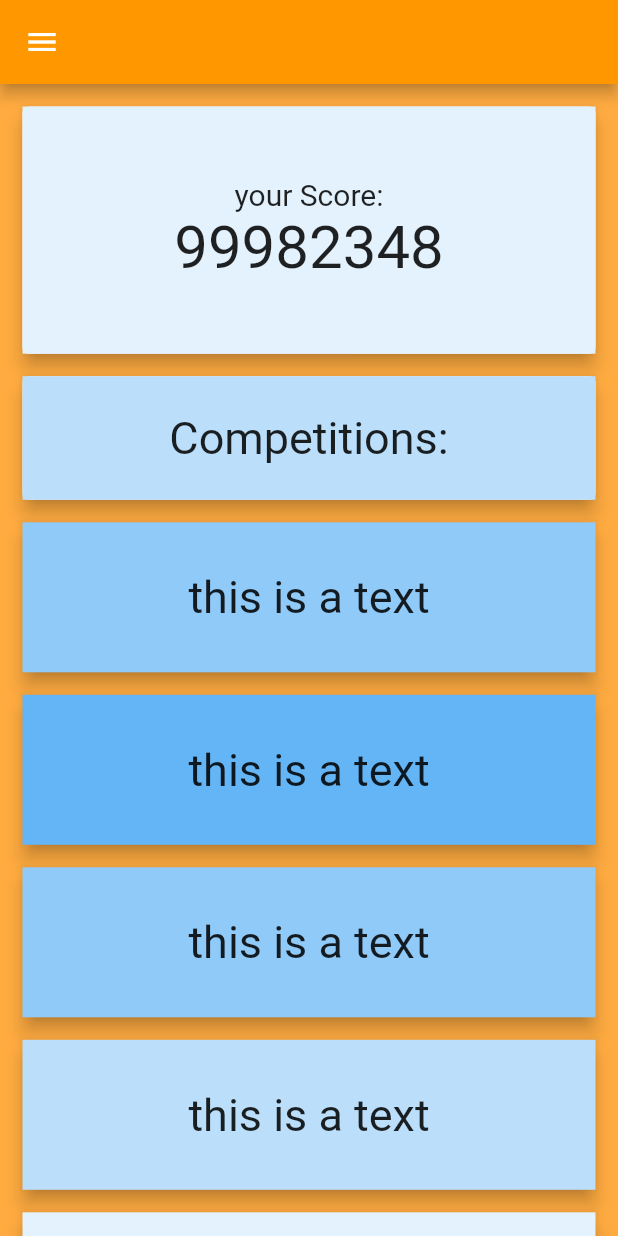
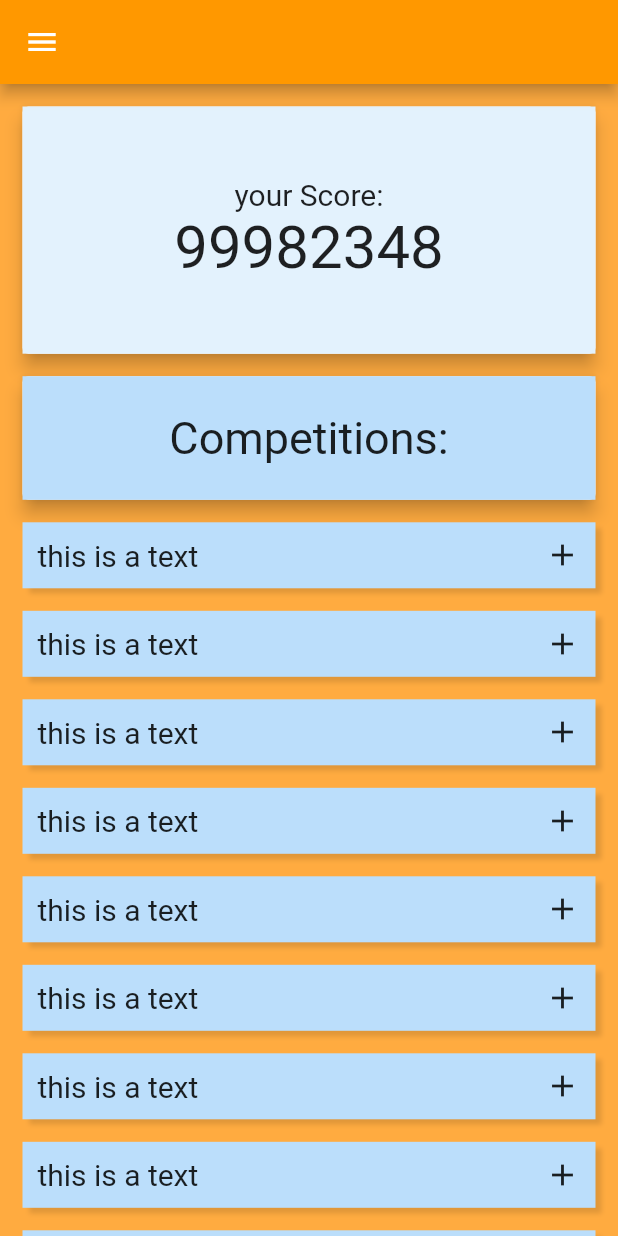
Before and after one commit to Matze99/Pop-Up, a Flutter app: the screen it shows after launch, on a phone screen of 412 x 824 dp. Run offline on Flutter 3.47's test engine with Material 2 defaults, Android fonts, the phone set to English and light mode, and no system bars.

```diff
--- /dev/null
+++ b/popup/lib/animatedCard.dart
@@ -0,0 +1,101 @@
+import 'package:flutter/cupertino.dart';
+import 'package:flutter/material.dart';
+import 'package:flutter/painting.dart';
+
+class AnimatedCard extends StatefulWidget {
+  Widget child;
+  List<Widget> children;
+  bool alwaysVisible;
+  AnimatedCard({this.child, this.children, this.alwaysVisible});
+  @override
+  _AnimatedCardState createState() => _AnimatedCardState();
+}
+
+class _AnimatedCardState extends State<AnimatedCard> {
+  bool visible = false;
+
+  @override
+  Widget build(BuildContext context) {
+    void hideShowChildren (){
+      setState(() {
+        visible = !visible;
+      });
+    }
+    Widget header = Container(
+      child: widget.alwaysVisible ?
+      HeaderRow(
+        child: widget.child,
+        noChildren: true,
+      )
+          : visible ? HeaderRow(
+        child: widget.child,
+        iconData: Icons.minimize,
+        onIconTap: hideShowChildren,
+        noChildren: false,
+      ) :(HeaderRow(
+        child: widget.child,
+        iconData: Icons.add,
+        onIconTap: hideShowChildren,
+        noChildren: false,
+      )
+      ),
+    );
+
+
+    return Container(
+      decoration: BoxDecoration(
+
+          color: Colors.blue[100],
+        boxShadow: [
+          BoxShadow(
+            color: Colors.black12,
+            blurRadius: 2,
+            offset: Offset(4,4),
+          )
+        ]
+      ),
+      margin: EdgeInsets.fromLTRB(15, 15, 15, 0),
+      padding: EdgeInsets.all(10),
+      child: GestureDetector(
+        child: Column(
+          children: visible ? <Widget>[
+            header,
+            Column(
+              children: widget.children,
+            ),
+          ]: [
+            header
+          ],
+        ),
+      ),
+    );
+  }
+}
+
+class HeaderRow extends StatelessWidget {
+  Widget child;
+  IconData iconData;
+  bool noChildren = false;
+  Function onIconTap;
+  Function onChildTap;
+  HeaderRow({this.child, this.iconData, this.noChildren, this.onChildTap, this.onIconTap});
+
+  @override
+  Widget build(BuildContext context) {
+    return Container(
+      child: Row(
+        mainAxisAlignment: MainAxisAlignment.spaceBetween,
+        children: <Widget>[
+          GestureDetector(
+            onTap: onChildTap,
+            child: child,
+          ),
+          this.noChildren ? Container() : GestureDetector(
+            onTap: onIconTap,
+            child: Icon(iconData),
+          )
+        ],
+      ),
+    );
+  }
+}
--- a/popup/lib/customDrawer.dart
+++ b/popup/lib/customDrawer.dart
@@ -1,10 +1,10 @@
 import 'package:flutter/cupertino.dart';
 import 'package:flutter/material.dart';
 
-class _listPlaceholderWidget extends StatelessWidget{
+class DrawerElement extends StatelessWidget{
   List<Color> _colors = [Colors.blue.shade50, Colors.blue.shade100, Colors.blue.shade200, Colors.blue.shade300];
   int colorID;
-  _listPlaceholderWidget({this.colorID});
+  DrawerElement({this.colorID});
 
   @override
   Widget build(BuildContext context) {
@@ -44,7 +44,7 @@ class CustomDrawer extends StatelessWidget{
     else{
       cID = 6-index%6;
     }
-    return(_listPlaceholderWidget(
+    return(DrawerElement(
       colorID: cID,
     ));
   }
--- a/popup/lib/mainScreen.dart
+++ b/popup/lib/mainScreen.dart
@@ -1,35 +1,77 @@
 import 'package:flutter/cupertino.dart';
 import 'package:flutter/material.dart';
 import 'customDrawer.dart';
+import 'animatedCard.dart';
 
 class MainScreen extends StatefulWidget {
   @override
   _MainScreenState createState() => _MainScreenState();
 }
 
-class _listPlaceholderWidget extends StatelessWidget{
+class ListPlaceholderWidget extends StatefulWidget{
+  int colorID;
+  ListPlaceholderWidget({this.colorID});
+
+  @override
+  _ListPlaceholderWidgetState createState() => _ListPlaceholderWidgetState();
+}
+
+class _ListPlaceholderWidgetState extends State<ListPlaceholderWidget> {
   List<Color> _colors = [Colors.blue.shade50, Colors.blue.shade100, Colors.blue.shade200, Colors.blue.shade300];
-  int colorID;
-  _listPlaceholderWidget({this.colorID});
+  bool visible = true;
+  double height = 100;
 
   @override
   Widget build(BuildContext context) {
+    return AnimatedCard(
+      child: Text('this is a text',
+        style: TextStyle(
+          fontSize: 20,
+        ),),
+      alwaysVisible: false,
+      children: <Widget>[
+        Text('child 1',
+          style: TextStyle(
+            fontSize: 20,
+          ),),
+        Text('child 2',
+          style: TextStyle(
+            fontSize: 20,
+          ),),
+        Text('child 3',
+          style: TextStyle(
+            fontSize: 20,
+          ),),
+      ],
+    );
     return Card(
 //      shape: ,
-      shape:  RoundedRectangleBorder(
-        borderRadius: BorderRadius.circular(0),
-      ),
+//      shape:  RoundedRectangleBorder(
+//        borderRadius: BorderRadius.circular(0),
+//      ),
       elevation: 5,
       margin: EdgeInsets.fromLTRB(15, 15, 15, 0),
-      color: _colors[colorID],
-      child: Container(
-        height: 100,
-        child: Center(child: Text(
-          'this is a text',
-          style: TextStyle(
-            fontSize: 30,
+      color: _colors[widget.colorID],
+      child: AnimatedContainer(
+        height: height,
+        duration: Duration(seconds: 10),
+        child: GestureDetector(
+          onTap: (){setState(() {
+            this.visible = !this.visible;
+            this.height += 200;
+          });},
+          child: Column(
+            children: <Widget>[
+              Center(child: Text(
+                'this is a text',
+                style: TextStyle(
+                  fontSize: 30,
+                ),
+              )),
+//              this.visible ? Container() : Container(child: Text('stuff'), height: 200,)
+            ],
           ),
-        ))
+        )
       ),
     );
   }
@@ -46,7 +88,7 @@ class _MainScreenState extends State<MainScreen> {
     else{
       cID = 6-index%6;
     }
-    return(_listPlaceholderWidget(
+    return(ListPlaceholderWidget(
       colorID: cID,
     ));
   }
```
Also changed, not shown: pop_up_poly/lib/main.dart (added, +59 -0 lines), pop_up_poly/lib/res/fonts.dart (added, +9 -0 lines), pop_up_poly/lib/res/ressourceManager.dart (added, +18 -0 lines), pop_up_poly/lib/res/storage.dart (added, +8 -0 lines), pop_up_poly/lib/res/strings.dart (added, +18 -0 lines), pop_up_poly/lib/res/user.dart (added, +8 -0 lines), pop_up_poly/lib/screens/customDrawer.dart (added, +69 -0 lines), pop_up_poly/lib/screens/mainScreen.dart (added, +151 -0 lines), pop_up_poly/pubspec.yaml (added, +73 -0 lines), 55 other files.
